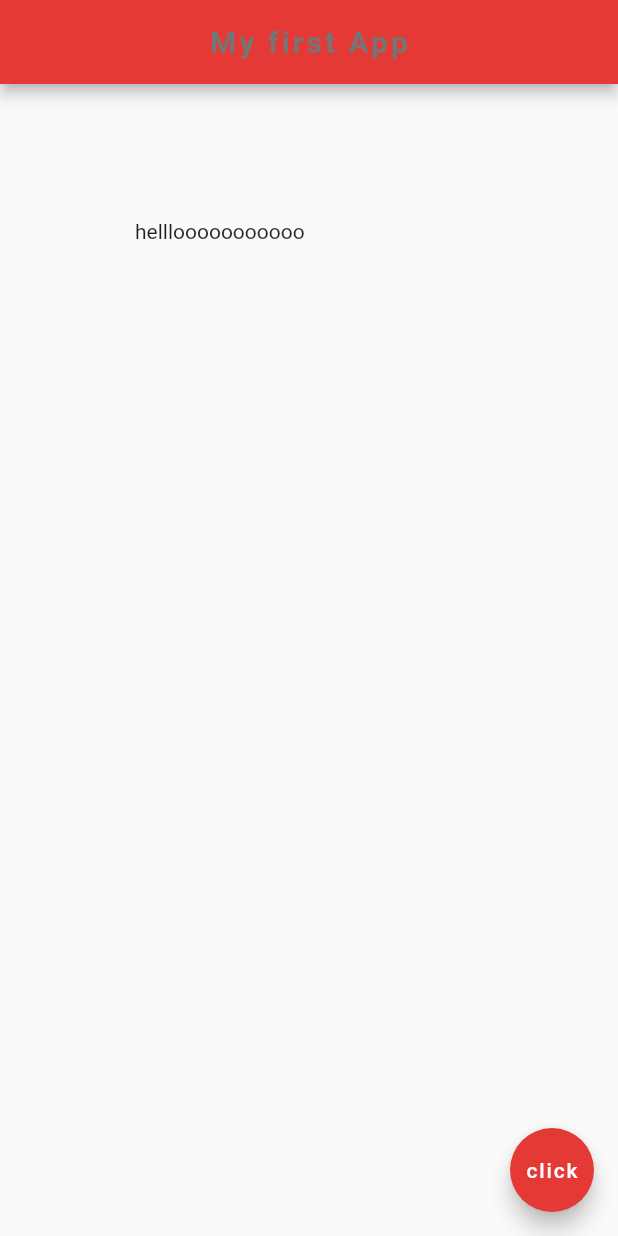
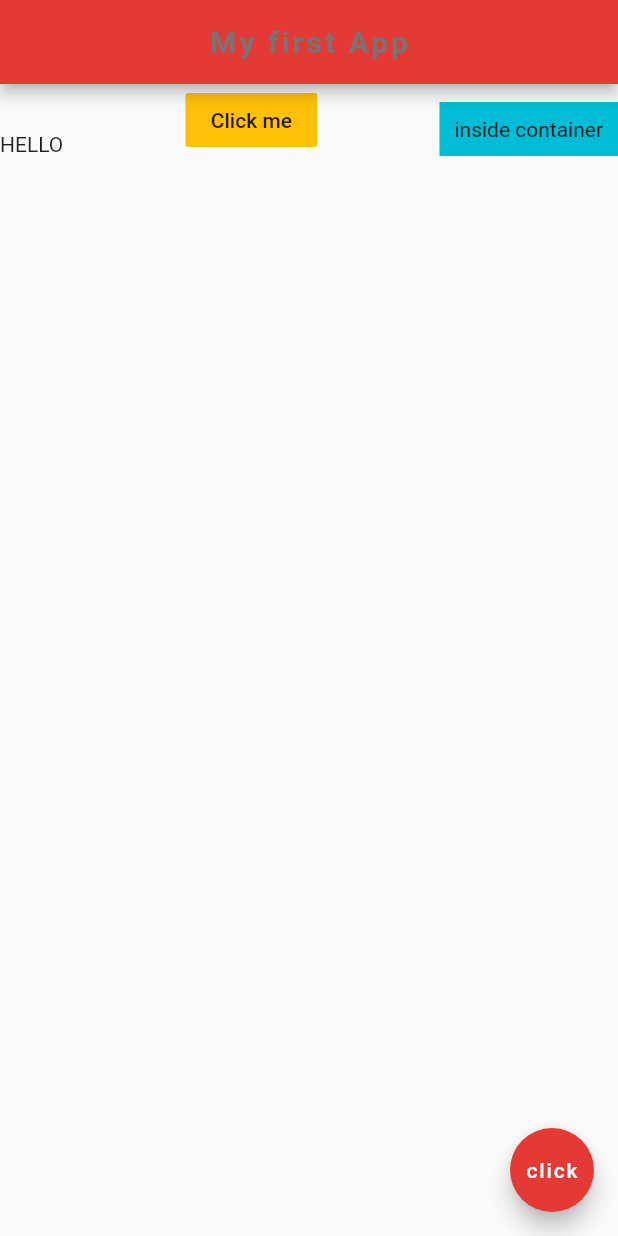
Before and after one commit to shamaahlawat/flutter-first-app, a Flutter app: the screen it shows after launch, on a phone screen of 412 x 824 dp. Run offline on Flutter 3.47's test engine with Material 2 defaults, Android fonts, the phone set to English and light mode, and no system bars.

Commit message:
Rows widgets whre we can add multiple widgets in a row

```diff
--- a/helloFlutter/lib/main.dart
+++ b/helloFlutter/lib/main.dart
@@ -78,10 +78,29 @@ class Home extends StatelessWidget { //ITS OUR OWN CUSTOM WIDGET ,WE CAN RESUE I
     // ),
 
     //CONTAINER OTHER WAY
-    body:Padding(
-      padding:EdgeInsets.all(90.0),
-      child:Text('helllooooooooooo')
-    ),
+    // body:Padding(
+    //   padding:EdgeInsets.all(90.0),
+    //   child:Text('helllooooooooooo')
+    // ),
+
+    //ROW WIDGET
+
+    body: Row(
+      mainAxisAlignment:MainAxisAlignment.spaceBetween,
+      crossAxisAlignment: CrossAxisAlignment.end,
+      children: <Widget>[
+        Text('HELLO'),
+        FlatButton(
+          onPressed: () {},
+         child: Text('Click me'),
+         color:Colors.amber,
+         ),
+         Container(
+           color:Colors.cyan,
+           padding:EdgeInsets.all(10.0),
+           child:Text('inside container')
+         )
+    ],),
     floatingActionButton: FloatingActionButton(
       onPressed: () {},
       child:Text('click'),
```
